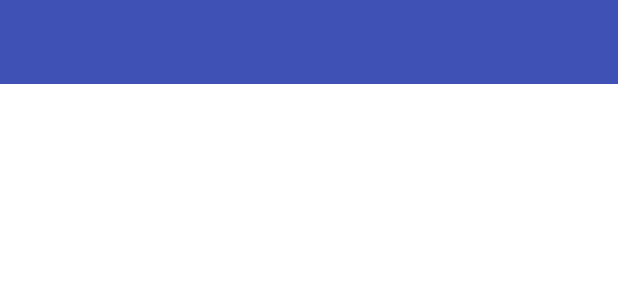
After one commit to 318Young/LeShengBao, an Android app: the layout activity_user_info.xml on its own in the app's theme, with its tools: preview values and no code run, on a phone screen of 412 x 824 dp. The commit adds this screen. Shown: the top 300 px of the screen. Run offline under Robolectric (Android 15) with nearby library versions, the phone set to English and light mode, and no system bars.

```diff
--- a/app/build.gradle
+++ b/app/build.gradle
@@ -27,4 +27,5 @@ dependencies {
     compile 'de.hdodenhof:circleimageview:2.1.0'
     compile 'com.github.bumptech.glide:glide:3.7.0'
     compile files('libs/ksoap2-android-assembly-3.0.0-jar-with-dependencies.jar')
+    compile files('libs/gson-2.5.jar')
 }
--- a/app/src/main/AndroidManifest.xml
+++ b/app/src/main/AndroidManifest.xml
@@ -5,6 +5,7 @@
     <uses-permission android:name="android.permission.INTERNET" />
 
     <application
+        android:name=".view.YoungApplication"
         android:allowBackup="true"
         android:icon="@mipmap/ic_launcher"
         android:label="@string/app_name"
@@ -20,6 +21,7 @@
         <activity android:name=".options.login.LoginActivity" />
         <activity android:name=".options.login.RegisterActivity" />
         <activity android:name=".options.ShopDetailActivity" />
+        <activity android:name=".options.userInfo.UserInfoActivity" />
     </application>
 
 </manifest>
--- a/app/src/main/java/com/young/leshengbao/view/YoungApplication.java
+++ b/app/src/main/java/com/young/leshengbao/view/YoungApplication.java
@@ -1,15 +1,19 @@
 package com.young.leshengbao.view;
 
 import android.app.Application;
+import android.content.SharedPreferences;
 
 /**
  * Created by Administrator on 2016/7/25.
  */
 public class YoungApplication  extends Application{
+
+    public static SharedPreferences mPreference;
     public static YoungApplication instance = null ;
     @Override
     public void onCreate() {
         super.onCreate();
+        mPreference = getSharedPreferences(getPackageName(), MODE_PRIVATE);
         instance = this ;
     }
 
--- /dev/null
+++ b/app/src/main/res/layout/activity_user_info.xml
@@ -0,0 +1,34 @@
+<?xml version="1.0" encoding="utf-8"?>
+<LinearLayout xmlns:android="http://schemas.android.com/apk/res/android"
+    xmlns:app="http://schemas.android.com/apk/res-auto"
+    xmlns:tools="http://schemas.android.com/tools"
+    android:layout_width="match_parent"
+    android:layout_height="match_parent"
+    android:background="@color/white"
+    android:gravity="center_horizontal"
+    android:orientation="vertical">
+
+
+    <android.support.v7.widget.Toolbar
+        android:id="@+id/toolbar"
+        android:layout_width="match_parent"
+        android:layout_height="?attr/actionBarSize"
+        android:background="?attr/colorPrimary"
+        app:layout_scrollFlags="scroll|enterAlways|snap"
+        app:popupTheme="@style/ThemeOverlay.AppCompat.Light" />
+
+
+
+        <TextView
+            android:id="@+id/tv_username"
+            android:layout_width="match_parent"
+            android:layout_height="wrap_content"
+            android:layout_marginBottom="10dp"
+            android:layout_marginLeft="20dp"
+            android:layout_marginRight="20dp"
+            android:layout_marginTop="10dp"
+            android:drawablePadding="4dp"
+            android:singleLine="true"
+            android:textSize="14sp" />
+
+</LinearLayout>
--- a/app/src/main/res/menu/drawer_view.xml
+++ b/app/src/main/res/menu/drawer_view.xml
@@ -38,9 +38,11 @@
     <item android:title="Sub items">
         <menu>
             <item
+                android:id="@+id/sub_setting"
                 android:icon="@drawable/ic_dashboard"
                 android:title="安全设置" />
             <item
+                android:id="@+id/sub_about"
                 android:icon="@drawable/ic_forum"
                 android:title="关于" />
         </menu>
```
Also changed, not shown: app/src/main/java/com/young/leshengbao/ansy/CommonAsync.java (+6 -1 lines), app/src/main/java/com/young/leshengbao/model/GetInfo.java (added, +25 -0 lines), app/src/main/java/com/young/leshengbao/options/MainActivity.java (+37 -8 lines), app/src/main/java/com/young/leshengbao/options/login/LoginActivity.java (+7 -5 lines), app/src/main/java/com/young/leshengbao/options/login/RegisterActivity.java (+2 -7 lines), app/src/main/java/com/young/leshengbao/options/userinfo/UserInfoActivity.java (added, +92 -0 lines), app/src/main/java/com/young/leshengbao/parentclass/ParentActivity.java (+11 -2 lines), app/src/main/java/com/young/leshengbao/utils/CommonUtils.java (+28 -0 lines), app/src/main/res/values/strings.xml (+5 -3 lines), app/libs/gson-2.5.jar (added).
